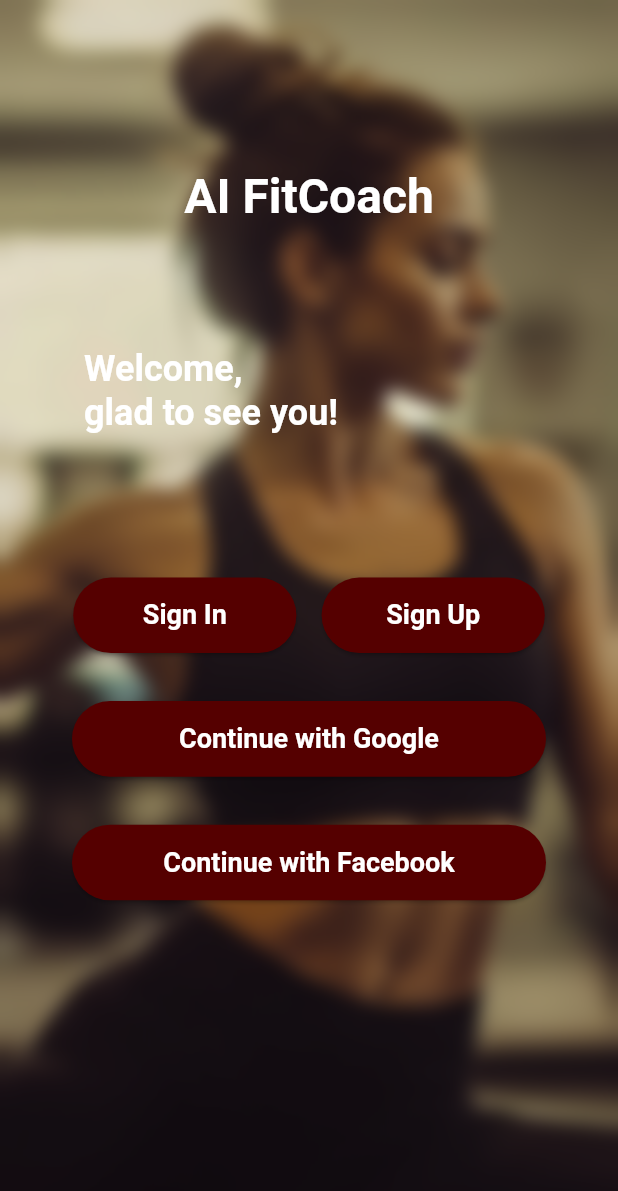
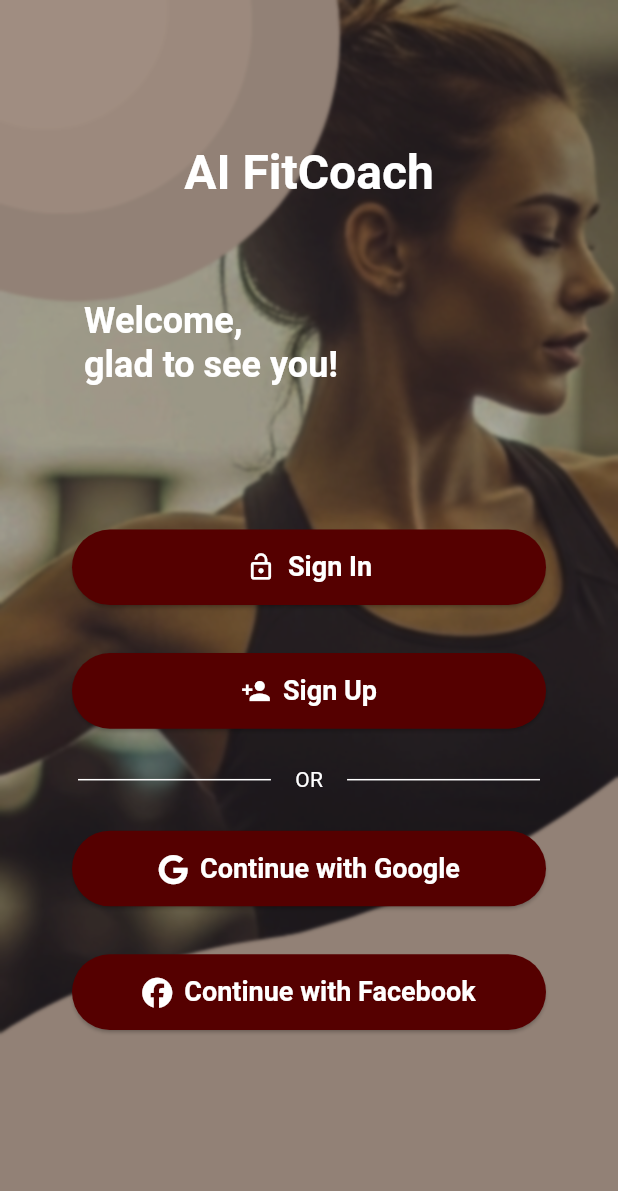
Before and after one commit to rostikKalabishka/Ai-FitCoach, a Flutter app: the WelcomeScreen screen opened by its route, on a phone screen of 412 x 824 dp. Shown: the top 1191 px of the screen. Run offline on Flutter 3.47's test engine with Material 3 defaults, Android fonts, the phone set to English and light mode, and no system bars; our stand-ins replace auto_route, bloc, cached_network_image, cloud_firestore, equatable, firebase_auth and 12 more; missing offline and left inert: flutter_facebook_auth; accounts and stored records are empty; generated files the repository leaves out were written again.

Commit message:
re-design welcomePage

```diff
--- a/lib/features/auth/welcome/welcome_screen.dart
+++ b/lib/features/auth/welcome/welcome_screen.dart
@@ -8,6 +8,7 @@ import 'package:ai_fit_coach/ui/theme/app_const.dart';
 import 'package:auto_route/auto_route.dart';
 import 'package:flutter/material.dart';
 import 'package:flutter_bloc/flutter_bloc.dart';
+import 'package:font_awesome_flutter/font_awesome_flutter.dart';
 
 @RoutePage()
 class WelcomeScreen extends StatelessWidget {
@@ -39,9 +40,9 @@ class WelcomeScreen extends StatelessWidget {
                   ),
                   Positioned.fill(
                     child: BackdropFilter(
-                      filter: ImageFilter.blur(sigmaX: 6, sigmaY: 6),
+                      filter: ImageFilter.blur(sigmaX: 1, sigmaY: 1),
                       child: Container(
-                        color: Colors.black.withValues(alpha: 0),
+                        color: Colors.black.withValues(alpha: 0.3),
                       ),
                     ),
                   ),
@@ -55,7 +56,7 @@ class WelcomeScreen extends StatelessWidget {
                     children: [
                       Padding(
                         padding: const EdgeInsets.symmetric(
-                            horizontal: 56, vertical: 56),
+                            horizontal: 48, vertical: 48),
                       ),
                       Text(
                         'AI FitCoach',
@@ -64,7 +65,7 @@ class WelcomeScreen extends StatelessWidget {
                       ),
                       Padding(
                         padding: const EdgeInsets.symmetric(
-                            horizontal: 40, vertical: 40),
+                            horizontal: 32, vertical: 32),
                       ),
                       Align(
                         alignment: Alignment.centerLeft,
@@ -83,12 +84,9 @@ class WelcomeScreen extends StatelessWidget {
                         ),
                       ),
                       SizedBox(height: 80),
-                      Row(
-                        mainAxisAlignment: MainAxisAlignment.spaceEvenly,
-                        children: [
                       SizedBox(
                         height: MediaQuery.of(context).size.width * 0.2,
-                            width: MediaQuery.of(context).size.width * 0.4,
+                        width: double.infinity,
                         child: Padding(
                           padding: const EdgeInsets.symmetric(
                               horizontal: 8, vertical: 16),
@@ -105,15 +103,23 @@ class WelcomeScreen extends StatelessWidget {
                                 ),
                               );
                             },
-                                child: Text(S.of(context).signIn,
+                            child: Row(
+                              spacing: 8,
+                              mainAxisAlignment: MainAxisAlignment.center,
+                              crossAxisAlignment: CrossAxisAlignment.center,
+                              children: [
+                                Icon(Icons.lock_open, color: Colors.white, size: 20,),
+                                Text(S.of(context).signIn,
                                     style: theme.textTheme.displaySmall
                                         ?.copyWith(fontSize: 18)),
+                              ],
+                            ),
                           ),
                         ),
                       ),
                       SizedBox(
                         height: MediaQuery.of(context).size.width * 0.2,
-                            width: MediaQuery.of(context).size.width * 0.4,
+                        width: double.infinity,
                         child: Padding(
                           padding: const EdgeInsets.symmetric(
                               horizontal: 8, vertical: 16),
@@ -127,13 +133,42 @@ class WelcomeScreen extends StatelessWidget {
                                 ),
                               );
                             },
-                                child: Text(S.of(context).signUp,
+                            child: Row(
+                              spacing: 8,
+                              mainAxisAlignment: MainAxisAlignment.center,
+                              crossAxisAlignment: CrossAxisAlignment.center,
+                              children: [
+                                Icon(Icons.person_add, color: Colors.white, size: 20,),
+                                Text(S.of(context).signUp,
                                     style: theme.textTheme.displaySmall
                                         ?.copyWith(fontSize: 18)),
+                              ],
                             ),
                           ),
                         ),
+                      ),
+                      Padding(
+                        padding: const EdgeInsets.symmetric(horizontal: 12, vertical: 8),
+                        child: Row(
+                          children: [
+                            Expanded(
+                              child: Container(
+                                height:  1,
+                                color: Colors.white,
+                              ),
+                            ),
+                            Padding(
+                              padding: const EdgeInsets.symmetric(horizontal: 16),
+                              child: Text('OR'),
+                            ),
+                            Expanded(
+                              child: Container(
+                               height:  1,
+                                color: Colors.white,
+                              ),
+                            )
                           ],
+                        ),
                       ),
                       SizedBox(
                         height: MediaQuery.of(context).size.width * 0.2,
@@ -147,10 +182,18 @@ class WelcomeScreen extends StatelessWidget {
                                   .read<AuthBloc>()
                                   .add(SignInWithGoogleEvent());
                             },
-                            child: Text(S.of(context).continueWithGoogle,
+                            child: Row(
+                              spacing: 8,
+                              mainAxisAlignment: MainAxisAlignment.center,
+                              crossAxisAlignment: CrossAxisAlignment.center,
+                              children: [
+                                Icon(FontAwesomeIcons.google, color: Colors.white, size: 20,),
+                                Text(S.of(context).continueWithGoogle,
                                     textAlign: TextAlign.center,
                                     style: theme.textTheme.displaySmall
                                         ?.copyWith(fontSize: 18)),
+                              ],
+                            ),
                           ),
                         ),
                       ),
@@ -166,10 +209,18 @@ class WelcomeScreen extends StatelessWidget {
                                   .read<AuthBloc>()
                                   .add(SignInWithFacebookEvent());
                             },
-                            child: Text(S.of(context).continueWithFacebook,
+                            child: Row(
+                              spacing: 8,
+                              mainAxisAlignment: MainAxisAlignment.center,
+                              crossAxisAlignment: CrossAxisAlignment.center,
+                              children: [
+                                Icon(FontAwesomeIcons.facebook, color: Colors.white, size: 20,),
+                                Text(S.of(context).continueWithFacebook,
                                     textAlign: TextAlign.center,
                                     style: theme.textTheme.displaySmall
                                         ?.copyWith(fontSize: 18)),
+                              ],
+                            ),
                           ),
                         ),
                       ),
```
Also changed, not shown: assets/images/welcome/welcome_screen_background.png. Lines whose indentation alone changed are shown as unchanged.
